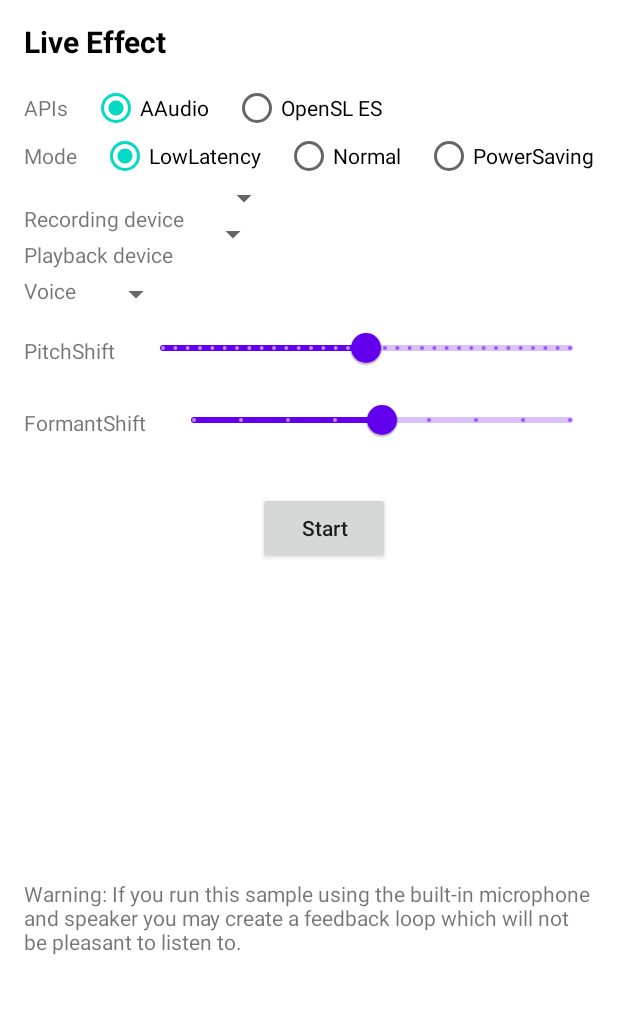
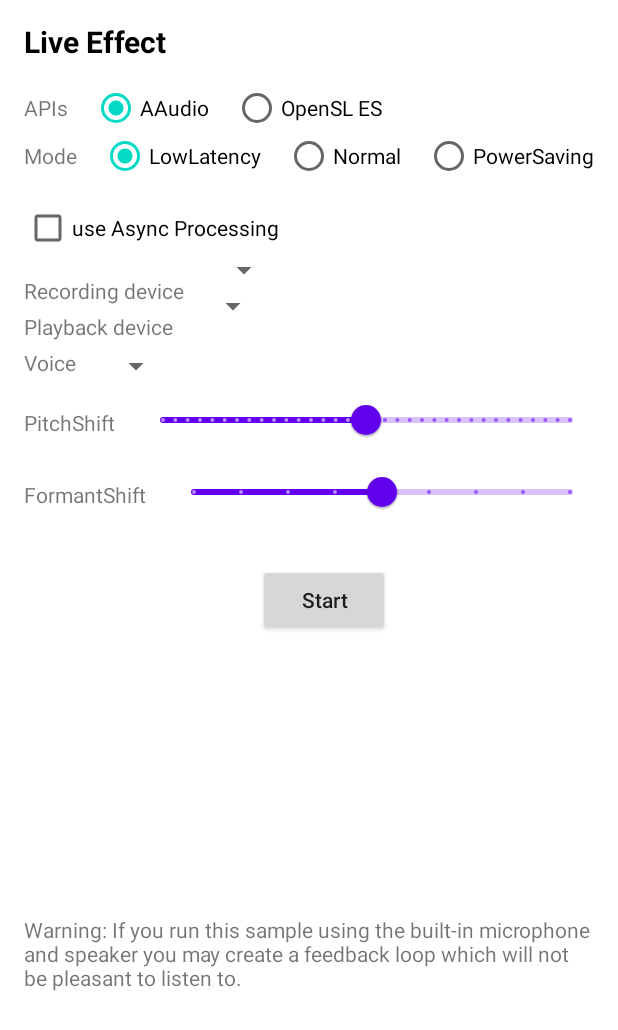
Before and after one commit to Mark-GokRack/beatrice-android, an Android app: the screen it shows after launch (MainActivity), on a phone screen of 412 x 824 dp. Shown: the top 1030 px of the screen. Run offline under Robolectric (Android 15) with nearby library versions, the phone set to English and light mode, and no system bars; libraries missing offline, so code that uses them is left out: com.google.oboe.samples; plain views replace AudioDeviceSpinner; 18 statements that could not run were skipped.

Commit message:
Add option to enable asynchronous signal processing

```diff
--- a/app/build.gradle.kts
+++ b/app/build.gradle.kts
@@ -28,7 +28,7 @@ android {
         minSdk = 30
         targetSdk = 36
         versionCode = 1
-        versionName = "1.0"
+        versionName = "0.0.1"
 
         testInstrumentationRunner = "androidx.test.runner.AndroidJUnitRunner"
         ndk {
--- a/app/src/main/AndroidManifest.xml
+++ b/app/src/main/AndroidManifest.xml
@@ -20,6 +20,7 @@
         android:theme="@style/Theme.beatriceAndroid">
         <activity
             android:name=".MainActivity"
+            android:screenOrientation="portrait"
             android:exported="true">
             <intent-filter>
                 <action android:name="android.intent.action.MAIN" />
--- a/app/src/main/cpp/CMakeLists.txt
+++ b/app/src/main/cpp/CMakeLists.txt
@@ -9,6 +9,7 @@ get_filename_component(PROJECT_ROOT_DIR
 
 set( BEATRICE_VST_DIR ${PROJECT_ROOT_DIR}/lib/beatrice-vst )
 set( OBOE_DIR ${PROJECT_ROOT_DIR}/lib/oboe )
+set( ASIO_DIR ${PROJECT_ROOT_DIR}/lib/asio )
 
 add_library(${CMAKE_PROJECT_NAME} SHARED
         native-lib.cpp
@@ -28,6 +29,7 @@ target_include_directories(${CMAKE_PROJECT_NAME}
         ${OBOE_DIR}/include
         ${BEATRICE_VST_DIR}/lib
         ${BEATRICE_VST_DIR}/src
+        ${ASIO_DIR}/asio/include/
 )
 
 find_library( log-lib log )
--- a/app/src/main/java/com/gokrack/beatriceAndroid/BeatriceEngine.kt
+++ b/app/src/main/java/com/gokrack/beatriceAndroid/BeatriceEngine.kt
@@ -18,6 +18,7 @@ object beatriceEngine {
     external fun setRecordingDeviceId(deviceId: Int)
     external fun setPlaybackDeviceId(deviceId: Int)
     external fun setPerformanceMode(performanceMode: Int): Boolean
+    external fun setAsyncMode(isAsyncMode: Boolean): Boolean
     external fun setVoiceID(voiceID: Int): Boolean
     external fun getVoiceName(voiceID: Int): String
     external fun setPitchShift(pitchShift: Float): Boolean
--- a/app/src/main/res/layout/activity_main.xml
+++ b/app/src/main/res/layout/activity_main.xml
@@ -102,7 +102,19 @@
             android:layout_marginStart="16dp"
             android:layout_marginLeft="16dp"
             android:text="@string/power_saving" />
+
     </RadioGroup>
+
+    <CheckBox
+        android:id="@+id/asyncProcessingCheckbox"
+        android:layout_width="wrap_content"
+        android:layout_height="wrap_content"
+        android:layout_marginStart="@dimen/activity_horizontal_margin"
+        android:layout_marginLeft="@dimen/activity_horizontal_margin"
+        android:layout_marginTop="@dimen/activity_vertical_margin"
+        android:text="@string/async_proc"
+        app:layout_constraintLeft_toLeftOf="parent"
+        app:layout_constraintTop_toBottomOf="@+id/LatencySelectionGroup" />
 
     <TextView
         android:id="@+id/recDeviceLabel"
@@ -113,7 +125,7 @@
         android:layout_marginTop="@dimen/activity_vertical_margin"
         android:text="@string/recording_device"
         app:layout_constraintLeft_toLeftOf="parent"
-        app:layout_constraintTop_toBottomOf="@+id/LatencySelectionGroup"/>
+        app:layout_constraintTop_toBottomOf="@+id/asyncProcessingCheckbox"/>
 
     <com.google.oboe.samples.audio_device.AudioDeviceSpinner
         android:id="@+id/recording_devices_spinner"
@@ -123,7 +135,7 @@
         android:layout_marginLeft="@dimen/activity_horizontal_margin"
         android:layout_marginTop="0dp"
         app:layout_constraintLeft_toRightOf="@+id/recDeviceLabel"
-        app:layout_constraintTop_toBottomOf="@+id/LatencySelectionGroup" />
+        app:layout_constraintTop_toBottomOf="@+id/asyncProcessingCheckbox" />
 
     <TextView
         android:id="@+id/playDeviceLabel"
--- a/app/src/main/res/values/strings.xml
+++ b/app/src/main/res/values/strings.xml
@@ -21,6 +21,7 @@
     <string name="low_latency">LowLatency</string>
     <string name="normal_latency">Normal</string>
     <string name="power_saving">PowerSaving</string>
+    <string name="async_proc">use Async Processing</string>
 
     <string name="pitch_shift">PitchShift</string>
     <string name="voice_select">Voice</string>
```
Also changed, not shown: app/src/main/java/com/gokrack/beatriceAndroid/MainActivity.kt (+42 -0 lines), 6 other files.
